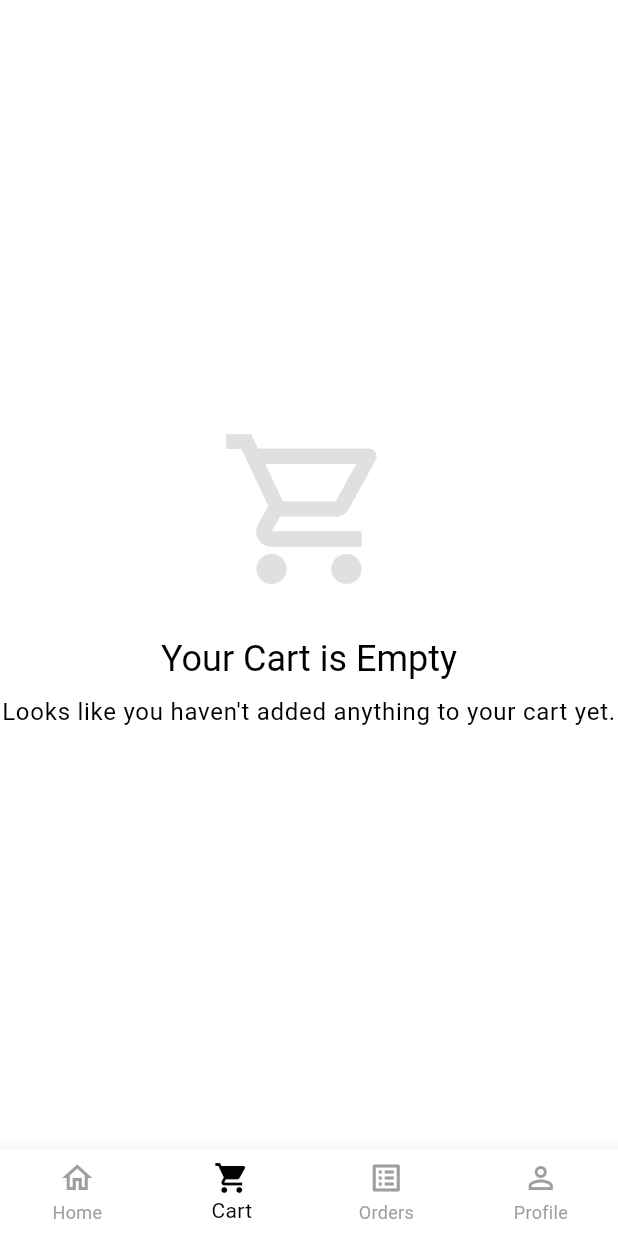
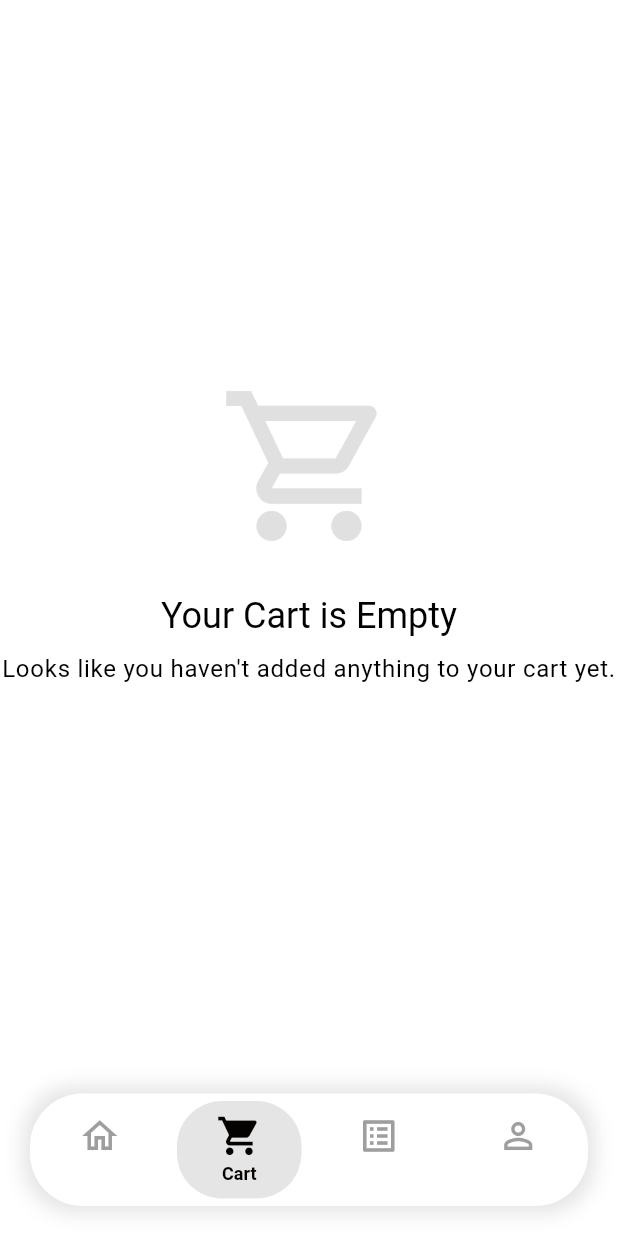
Before and after one commit to AlphaTeam101/Buynuk, a Flutter app: the MainScreen screen opened directly, swiped to page 2, on a phone screen of 412 x 824 dp. Run offline on Flutter 3.47's test engine with Material 3 defaults, Android fonts, the phone set to English and light mode, and no system bars; drawn by our look-alikes of flutter_animate; our stand-ins replace bloc, bloc_concurrency, dio, equatable, flash, flutter_bloc and 10 more; accounts and stored records are empty; network calls fail.

```diff
--- a/lib/presentation/main/main_screen.dart
+++ b/lib/presentation/main/main_screen.dart
@@ -1,11 +1,11 @@
 import 'package:e_commerce/presentation/cart/bloc/cart_bloc.dart';
 import 'package:e_commerce/presentation/cart/cart_screen.dart';
 import 'package:e_commerce/presentation/home/home_screen.dart';
+import 'package:e_commerce/presentation/main/widgets/custom_bottom_nav_bar.dart';
 import 'package:e_commerce/presentation/orders/orders_screen.dart';
 import 'package:e_commerce/presentation/profile/profile_screen.dart';
 import 'package:flutter/material.dart';
 import 'package:flutter_bloc/flutter_bloc.dart';
-import 'package:flutter/foundation.dart'; // Import for debugPrint
 
 class MainScreen extends StatefulWidget {
   const MainScreen({super.key});
@@ -51,55 +51,19 @@ class _MainScreenState extends State<MainScreen> {
             _selectedIndex = index;
           });
         },
-        children: [
-          const HomeScreen(),
-          const CartScreen(),
-          const OrdersScreen(),
-          const ProfileScreen(), // Added const here
+        children: const [
+          HomeScreen(),
+          CartScreen(),
+          OrdersScreen(),
+          ProfileScreen(),
         ],
       ),
       bottomNavigationBar: BlocBuilder<CartBloc, CartState>(
         builder: (context, state) {
-          debugPrint('MainScreen BlocBuilder rebuilding entire BottomNavigationBar. Total items: ${state.totalItems}');
-          return BottomNavigationBar(
-            items: <BottomNavigationBarItem>[
-              const BottomNavigationBarItem(
-                icon: Icon(Icons.home_outlined),
-                activeIcon: Icon(Icons.home),
-                label: 'Home',
-              ),
-              BottomNavigationBarItem(
-                icon: Badge(
-                  label: Text(state.totalItems.toString()),
-                  isLabelVisible: state.items.isNotEmpty,
-                  backgroundColor: Colors.red,
-                  child: const Icon(Icons.shopping_cart_outlined),
-                ),
-                activeIcon: Badge(
-                  label: Text(state.totalItems.toString()),
-                  isLabelVisible: state.items.isNotEmpty,
-                  backgroundColor: Colors.red,
-                  child: const Icon(Icons.shopping_cart),
-                ),
-                label: 'Cart',
-              ),
-              const BottomNavigationBarItem(
-                icon: Icon(Icons.list_alt_outlined),
-                activeIcon: Icon(Icons.list_alt),
-                label: 'Orders',
-              ),
-              const BottomNavigationBarItem(
-                icon: Icon(Icons.person_outline),
-                activeIcon: Icon(Icons.person),
-                label: 'Profile',
-              ),
-            ],
-            currentIndex: _selectedIndex,
-            onTap: _onItemTapped,
-            type: BottomNavigationBarType.fixed,
-            selectedItemColor: Theme.of(context).primaryColor,
-            unselectedItemColor: Colors.grey,
-            showUnselectedLabels: true,
+          return CustomBottomNavBar(
+            selectedIndex: _selectedIndex,
+            onItemTapped: _onItemTapped,
+            cartItemCount: state.totalItems,
           );
         },
       ),
--- /dev/null
+++ b/lib/presentation/main/widgets/custom_bottom_nav_bar.dart
@@ -0,0 +1,158 @@
+import 'package:flutter/material.dart';
+
+class CustomBottomNavBar extends StatelessWidget {
+  final int selectedIndex;
+  final Function(int) onItemTapped;
+  final int cartItemCount;
+
+  const CustomBottomNavBar({
+    super.key,
+    required this.selectedIndex,
+    required this.onItemTapped,
+    required this.cartItemCount,
+  });
+
+  @override
+  Widget build(BuildContext context) {
+    final theme = Theme.of(context);
+    return Container(
+      margin: const EdgeInsets.all(20),
+      height: 75, // Increased height to accommodate labels
+      decoration: BoxDecoration(
+        color: theme.cardColor,
+        borderRadius: BorderRadius.circular(35),
+        boxShadow: [
+          BoxShadow(
+            color: Colors.black.withOpacity(0.1),
+            blurRadius: 10,
+            spreadRadius: 5,
+          ),
+        ],
+      ),
+      child: LayoutBuilder(
+        builder: (context, constraints) {
+          final itemWidth = constraints.maxWidth / 4;
+          return Stack(
+            children: [
+              AnimatedPositioned(
+                duration: const Duration(milliseconds: 300),
+                curve: Curves.easeInOut,
+                left: selectedIndex * itemWidth,
+                top: 0,
+                bottom: 0,
+                width: itemWidth,
+                child: Container(
+                  margin: const EdgeInsets.all(5),
+                  decoration: BoxDecoration(
+                    color: theme.primaryColor.withOpacity(0.1),
+                    borderRadius: BorderRadius.circular(30),
+                  ),
+                ),
+              ),
+              Row(
+                children: List.generate(4, (index) {
+                  return Expanded(
+                    child: _buildNavItem(index, theme),
+                  );
+                }),
+              ),
+            ],
+          );
+        },
+      ),
+    );
+  }
+
+  Widget _buildNavItem(int index, ThemeData theme) {
+    final isSelected = selectedIndex == index;
+    return InkWell(
+      onTap: () => onItemTapped(index),
+      borderRadius: BorderRadius.circular(30),
+      child: SizedBox(
+        height: double.infinity,
+        child: Column(
+          mainAxisAlignment: MainAxisAlignment.center,
+          children: [
+            _buildIcon(index, isSelected, theme),
+            const SizedBox(height: 4),
+            AnimatedDefaultTextStyle(
+              duration: const Duration(milliseconds: 300),
+              style: TextStyle(
+                fontSize: 12,
+                fontWeight: FontWeight.bold,
+                color: isSelected ? theme.primaryColor : Colors.transparent,
+              ),
+              child: Text(_getLabel(index), overflow: TextOverflow.ellipsis),
+            ),
+          ],
+        ),
+      ),
+    );
+  }
+
+  Widget _buildIcon(int index, bool isSelected, ThemeData theme) {
+    IconData selectedIcon;
+    IconData unselectedIcon;
+
+    switch (index) {
+      case 0:
+        selectedIcon = Icons.home;
+        unselectedIcon = Icons.home_outlined;
+        break;
+      case 1:
+        selectedIcon = Icons.shopping_cart;
+        unselectedIcon = Icons.shopping_cart_outlined;
+        break;
+      case 2:
+        selectedIcon = Icons.list_alt;
+        unselectedIcon = Icons.list_alt_outlined;
+        break;
+      case 3:
+        selectedIcon = Icons.person;
+        unselectedIcon = Icons.person_outline;
+        break;
+      default:
+        return const SizedBox.shrink();
+    }
+
+    Widget icon = Icon(
+      isSelected ? selectedIcon : unselectedIcon,
+      color: isSelected ? theme.primaryColor : Colors.grey,
+      size: 28,
+    );
+
+    // Apply scaling to the icon
+    icon = AnimatedScale(
+      duration: const Duration(milliseconds: 300),
+      scale: isSelected ? 1.1 : 1.0,
+      child: icon,
+    );
+
+    // Wrap with Badge for the cart icon *after* scaling
+    if (index == 1) {
+      icon = Badge(
+        label: Text(cartItemCount.toString()),
+        isLabelVisible: cartItemCount > 0,
+        backgroundColor: Colors.red,
+        child: icon, // The scaled icon is now the child
+      );
+    }
+
+    return icon;
+  }
+
+  String _getLabel(int index) {
+    switch (index) {
+      case 0:
+        return 'Home';
+      case 1:
+        return 'Cart';
+      case 2:
+        return 'Orders';
+      case 3:
+        return 'Profile';
+      default:
+        return '';
+    }
+  }
+}
```
